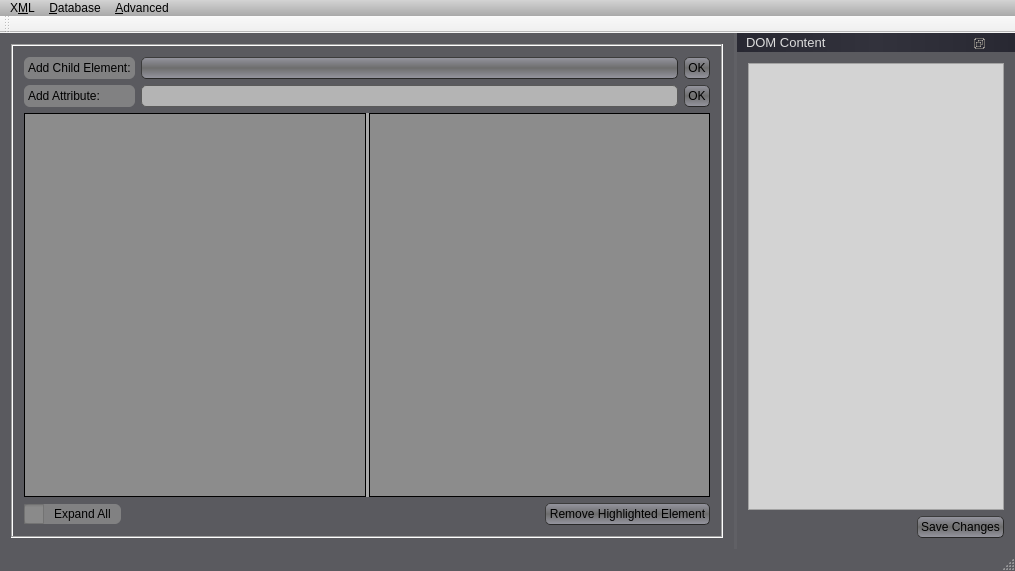
This is GCXMLGenerator/gcmainwindow.ui in goblincoding/xmlmill as Qt 5 draws it before an edit. The edited form follows.
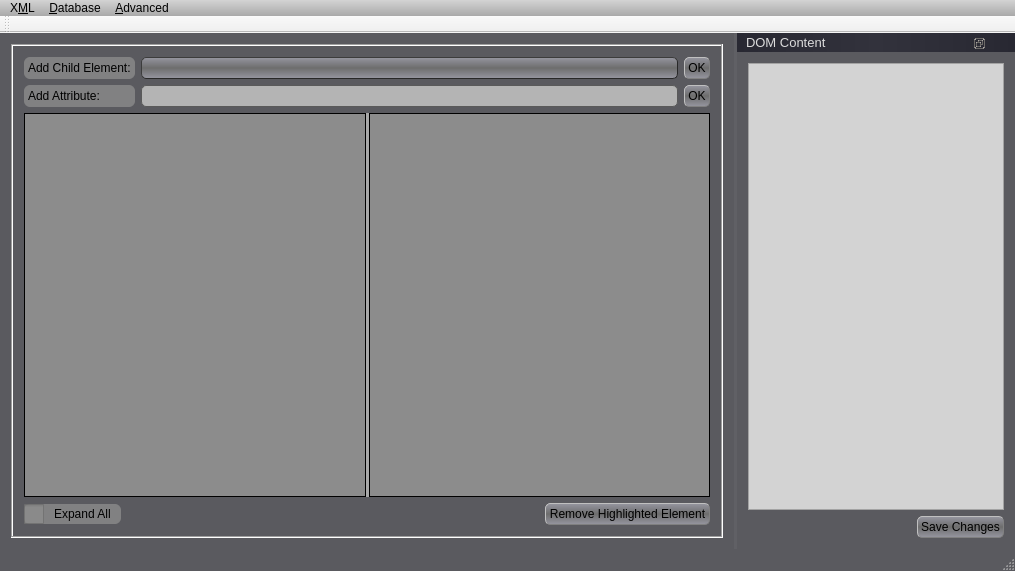
This is the edited form. Icons and pictures are not drawn.

Commit message: A couple of final tweaks to QPushButton's stylesheet.  Looking good.

Diff of the .ui file:
```diff
--- a/GCXMLGenerator/gcmainwindow.ui
+++ b/GCXMLGenerator/gcmainwindow.ui
@@ -54,7 +54,7 @@
   background-color: qlineargradient(spread:reflect, x1:0.5, y1:0.5, x2:0.5, y2:1, stop:0 rgba(110, 110, 110, 240), stop:1 rgba(150, 150, 160, 255));
   border-width: 1px;
   border-radius: 5px;
-  border-color: rgb(40, 40, 40);
+  border-color: gray;
   border-style: outset;
   font: 12px;
   min-width: 5em;
@@ -71,7 +71,7 @@
 
 QPushButton:default 
 {
-   border-color: darkgray;
+   border-color: gray;
    border-width: 2px;   
    background-color: qlineargradient(spread:reflect, x1:0.5, y1:0.5, x2:0.5, y2:1, stop:0 rgba(110, 110, 110, 255), stop:1 rgba(190, 190, 190, 255));
  }
```
